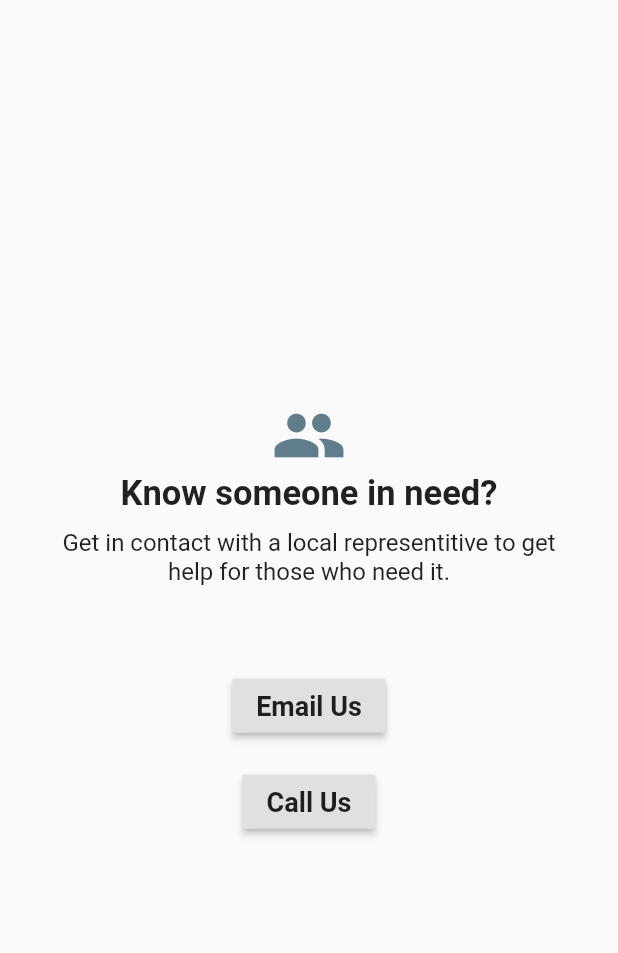
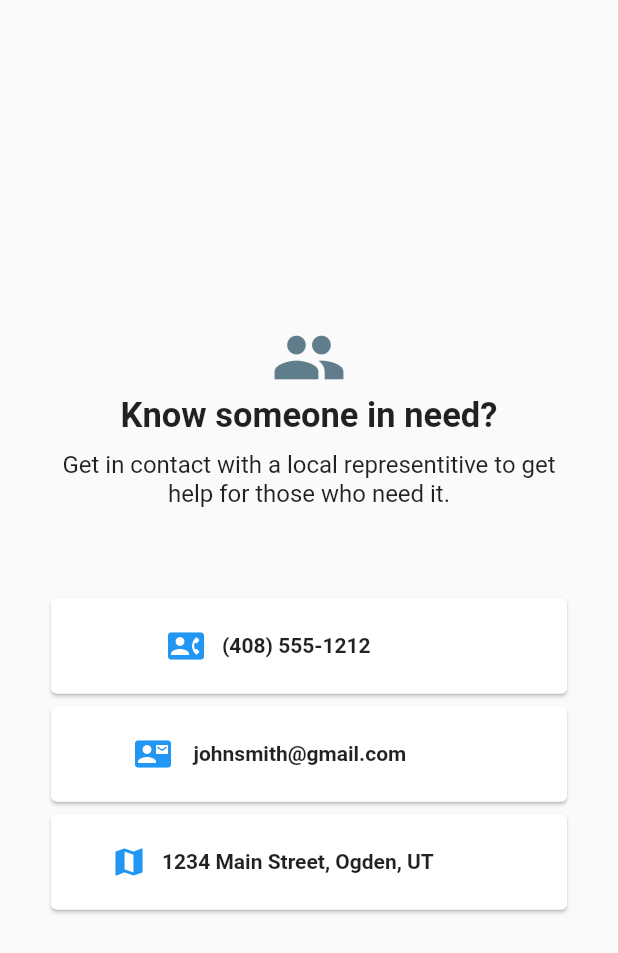
Before and after one commit to dshareit/HackUSU2017, a Flutter app: the ThirdPage screen opened directly, on a phone screen of 412 x 824 dp. Shown: the top 953 px of the screen. Run offline on Flutter 3.47's test engine with Material 2 defaults, Android fonts, the phone set to English and light mode, and no system bars; our stand-ins replace firebase_analytics, firebase_auth, firebase_database, google_sign_in; accounts and stored records are empty.

Commit message:
Made nice cards for third page

```diff
--- a/lib/thirdPage.dart
+++ b/lib/thirdPage.dart
@@ -1,37 +1,124 @@
 import 'package:flutter/material.dart';
 import 'package:url_launcher/url_launcher.dart';
 
-
 class ThirdPage extends StatefulWidget {
-
   @override
   _ThirdPageState createState() => new _ThirdPageState();
 }
 
 class _ThirdPageState extends State<ThirdPage> {
-
   @override
   Widget build(BuildContext context) {
     return new Scaffold(
       body: new Container(
         padding: new EdgeInsets.all(30.0),
-        child: new Column(mainAxisAlignment: MainAxisAlignment.center,
+        child: new Column(
+          mainAxisAlignment: MainAxisAlignment.center,
           children: <Widget>[
-            new Icon(Icons.group, size: 50.0, color: Colors.blueGrey,),
-            new Text("Know someone in need?", style: new TextStyle( fontSize: 23.0, fontWeight: FontWeight.bold,)),
-            new Padding(padding: new EdgeInsets.all(5.0),),
-            new Text("Get in contact with a local representitive to get help for those who need it.", style: new TextStyle( fontSize: 16.0), textAlign: TextAlign.center,),
+            new Icon(
+              Icons.group,
+              size: 50.0,
+              color: Colors.blueGrey,
+            ),
+            new Text("Know someone in need?",
+                style: new TextStyle(
+                  fontSize: 23.0,
+                  fontWeight: FontWeight.bold,
+                )),
+            new Padding(
+              padding: new EdgeInsets.all(5.0),
+            ),
+            new Text(
+              "Get in contact with a local representitive to get help for those who need it.",
+              style: new TextStyle(fontSize: 16.0),
+              textAlign: TextAlign.center,
+            ),
             new Text(""),
-            new Padding(padding: new EdgeInsets.all(20.0),),
-            new Row(mainAxisAlignment: MainAxisAlignment.center, children: <Widget>[
-              new RaisedButton(onPressed: _launchEmailURL, child: new Text("Email Us", style: new TextStyle(fontSize: 18.0, fontWeight: FontWeight.bold),), )
-
-            ],),
-            new Padding(padding: new EdgeInsets.all(8.0),),
-            new Row(mainAxisAlignment: MainAxisAlignment.center, children: <Widget>[
-              new RaisedButton(onPressed: _launchPhoneURL, child: new Text("Call Us", style: new TextStyle(fontSize: 18.0, fontWeight: FontWeight.bold),), )
-
-            ],),
+            new Padding(
+              padding: new EdgeInsets.all(20.0),
+            ),
+            new Column(
+              children: <Widget>[
+                new InkWell(onTap: _launchPhoneURL,
+                  child: new Card(
+                    child: new Container(
+                      padding: new EdgeInsets.all(20.0),
+                      child: new Row(
+                        crossAxisAlignment: CrossAxisAlignment.center,
+                        children: <Widget>[
+                          new Padding(
+                              padding: new EdgeInsets.fromLTRB(
+                                  38.0, 0.0, 20.0, 0.0)),
+                          new Icon(
+                            Icons.contact_phone,
+                            color: Colors.blue[500],
+                          ),
+                          new Padding(
+                              padding:
+                              new EdgeInsets.fromLTRB(12.0, 0.0, 0.0, 0.0)),
+                          new Text(
+                            '(408) 555-1212',
+                            style: new TextStyle(fontWeight: FontWeight.w600),
+                          ),
+                        ],
+                      ),
+                    ),
+                  ),
+                ),
+                new InkWell(onTap: _launchEmailURL,
+                  child: new Card(
+                    child: new Container(
+                      padding: new EdgeInsets.all(20.0),
+                      child: new Row(
+                        crossAxisAlignment: CrossAxisAlignment.center,
+                        children: <Widget>[
+                          new Padding(
+                              padding: new EdgeInsets.fromLTRB(
+                                  16.0, 0.0, 20.0, 0.0)),
+                          new Icon(
+                            Icons.contact_mail,
+                            color: Colors.blue[500],
+                          ),
+                          new Padding(
+                              padding:
+                              new EdgeInsets.fromLTRB(15.0, 0.0, 0.0, 0.0)),
+                          new Text(
+                            'johnsmith@gmail.com',
+                            style: new TextStyle(fontWeight: FontWeight.w600),
+                          ),
+                        ],
+                      ),
+                    ),
+                  ),
+                ),
+                new InkWell(onTap: _launchPhoneURL,
+                  child: new Card(
+                    child: new Container(
+                      padding: new EdgeInsets.all(20.0),
+                      child: new Row(
+                        crossAxisAlignment: CrossAxisAlignment.center,
+                        children: <Widget>[
+                          new Padding(
+                              padding: new EdgeInsets.fromLTRB(
+                                  0.0, 0.0, 20.0, 0.0)),
+                          new Icon(
+                            Icons.map,
+                            color: Colors.blue[500],
+                          ),
+                          new Padding(
+                              padding:
+                              new EdgeInsets.fromLTRB(10.0, 0.0, 0.0, 0.0)),
+                          new Text(
+                            '1234 Main Street, Ogden, UT',
+                            style: new TextStyle(fontWeight: FontWeight.w600),
+                          ),
+                        ],
+                      ),
+                    ),
+                  ),
+                ),
+              ],
+            ),
           ],
         ),
       ),
@@ -39,12 +126,12 @@ class _ThirdPageState extends State<ThirdPage> {
   }
 
   _launchEmailURL() async {
-    const url = 'mailto:smith@example.org?subject=Someone%20Needs%20Help&body=New%20plugin';
+    const url =
+        'mailto:smith@example.org?subject=Someone%20Needs%20Help&body=New%20plugin';
     if (await canLaunch(url)) {
       await launch(url);
     } else {
       throw 'Could not launch $url';
-    }
     }
   }
 
@@ -56,3 +143,4 @@ _launchPhoneURL() async {
       throw 'Could not launch $url';
     }
   }
+}
```
Lines whose indentation alone changed are shown as unchanged.
